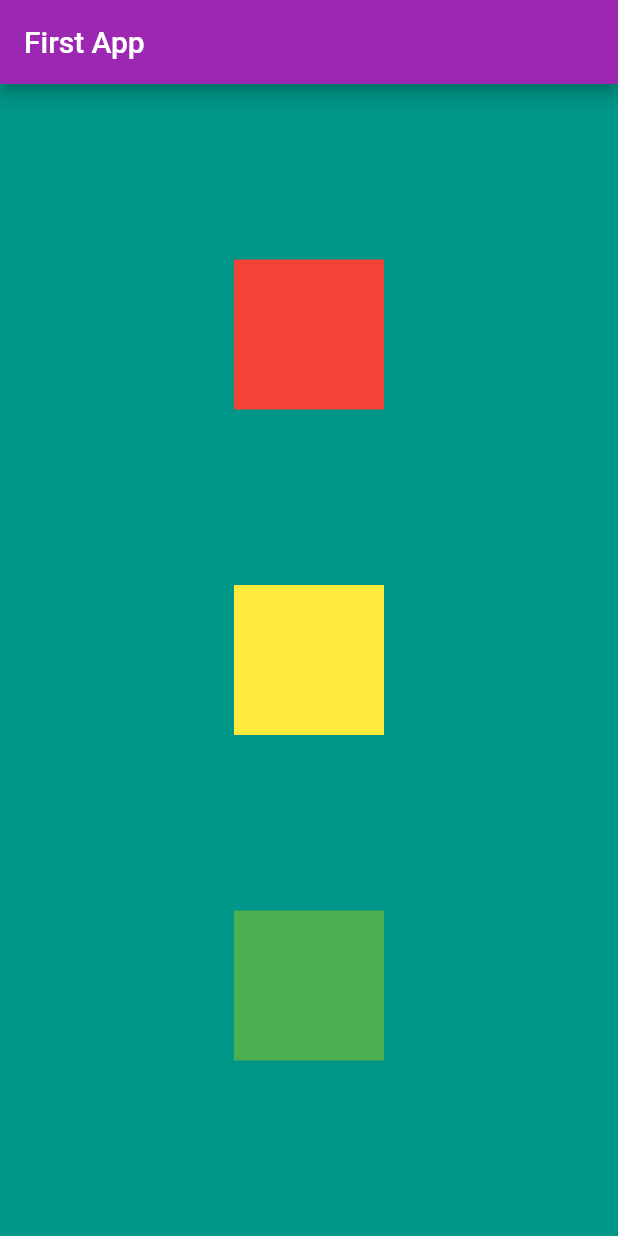
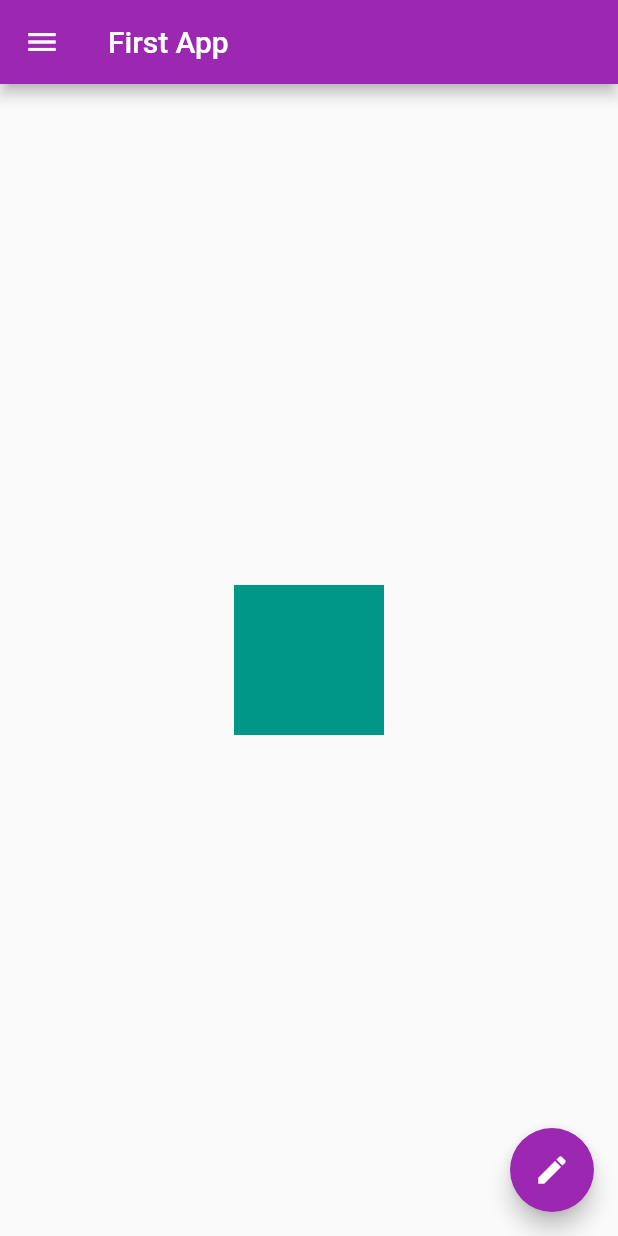
Before and after one commit to MianJawadAhmad/flutterfirstapp, a Flutter app: the screen it shows after launch, on a phone screen of 412 x 824 dp. Run offline on Flutter 3.47's test engine with Material 2 defaults, Android fonts, the phone set to English and light mode, and no system bars.

Commit message:
Update main.dart

```diff
--- a/lib/main.dart
+++ b/lib/main.dart
@@ -18,36 +18,50 @@
         appBar: AppBar(
           title: Text("First App"),
         ),
-        body: Container(
-          color: Colors.teal,
-          width: 500,
-          child: Column(
-            mainAxisAlignment: MainAxisAlignment.spaceEvenly,
-            crossAxisAlignment: CrossAxisAlignment.center,
+        body: Center(
+          child: Container(
+            color: Colors.teal,
+            height: 100,
+            width: 100,
+
+          ),
+        ),drawer: Drawer(
+          child: ListView(
+            padding: const EdgeInsets.all(0),
             children: [
-          Container(
-            padding: const EdgeInsets.all(8),
-            width: 100,
-            height: 100,
-            color: Colors.red,
-            alignment: Alignment.center,
-          ),
-          Container(
-            padding: const EdgeInsets.all(8),
-            width: 100,
-            height: 100,
-            color: Colors.yellow,
-            alignment: Alignment.center,
-          ),
-          Container(
-            padding: const EdgeInsets.all(8),
-            width: 100,
-            height: 100,
-            color: Colors.green,
-            alignment: Alignment.center,
-          )
+              UserAccountsDrawerHeader(accountName:
+              Text('Mian Jawad Ahmad'), accountEmail:
+              Text('a.jawad321@gmail.com'),
+              currentAccountPicture: CircleAvatar(
+                backgroundImage: NetworkImage('https://miro.medium.com/fit/c/344/344/1*fRAdaj62YuIAqF9Q7LBxvA@2x.jpeg')
+              )
+              ),
+              ListTile(
+                leading: Icon(Icons.person),
+                title: Text("Mian Jawad Ahmad"),
+                subtitle: Text("Developer"),
+                trailing: Icon(Icons.edit),
+                onTap: () {},
+              ),
+              ListTile(
+                leading: Icon(Icons.email),
+                title: Text("Email"),
+                subtitle: Text("mianjawadahmad@encoderbytes.com"),
+                trailing: Icon(Icons.edit),
+              ),
+              ListTile(
+                leading: Icon(Icons.person),
+                title: Text("Mian Jawad Ahmad"),
+                subtitle: Text("Flutter learning"),
+                trailing: Icon(Icons.edit),
+              ),
             ],
           ),
+          ),
+
+        floatingActionButton: FloatingActionButton(
+          onPressed: () {},
+          child: Icon(Icons.edit),
         ),
       );
   }
```
